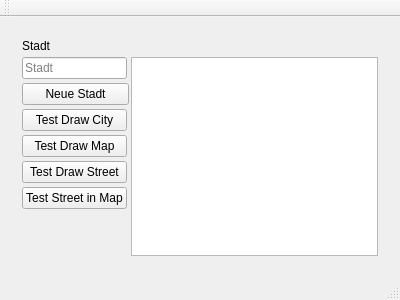
Above: Versuch8/streetplanner.ui from elEnemigo/Versuche before the change. Below: the same form after it.
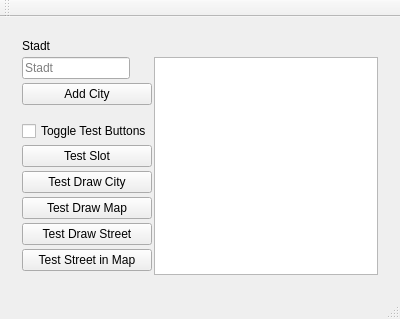
That is the form after the change.

The edit to the form file:
```diff
--- a/Versuch8/streetplanner.ui
+++ b/Versuch8/streetplanner.ui
@@ -24,21 +24,24 @@
        <property name="verticalSpacing">
         <number>4</number>
        </property>
-       <item row="4" column="0">
+       <item row="9" column="0">
         <widget class="QPushButton" name="pushButton_3">
          <property name="text">
           <string>Test Draw Map</string>
          </property>
         </widget>
        </item>
-       <item row="3" column="0">
-        <widget class="QPushButton" name="pushButton_2">
-         <property name="text">
-          <string>Test Draw City</string>
+       <item row="1" column="2" rowspan="12">
+        <widget class="QGraphicsView" name="graphicsView"/>
+       </item>
+       <item row="1" column="0" alignment="Qt::AlignLeft|Qt::AlignTop">
+        <widget class="QLineEdit" name="lineEdit">
+         <property name="placeholderText">
+          <string>Stadt</string>
          </property>
         </widget>
        </item>
-       <item row="7" column="0">
+       <item row="12" column="0">
         <spacer name="verticalSpacer">
          <property name="orientation">
           <enum>Qt::Vertical</enum>
@@ -51,20 +54,6 @@
          </property>
         </spacer>
        </item>
-       <item row="1" column="0" alignment="Qt::AlignLeft|Qt::AlignTop">
-        <widget class="QLineEdit" name="lineEdit">
-         <property name="placeholderText">
-          <string>Stadt</string>
-         </property>
-        </widget>
-       </item>
-       <item row="2" column="0" colspan="2">
-        <widget class="QPushButton" name="pushButton">
-         <property name="text">
-          <string>Neue Stadt</string>
-         </property>
-        </widget>
-       </item>
        <item row="0" column="0" alignment="Qt::AlignTop">
         <widget class="QLabel" name="label">
          <property name="text">
@@ -72,20 +61,48 @@
          </property>
         </widget>
        </item>
-       <item row="1" column="2" rowspan="7">
-        <widget class="QGraphicsView" name="graphicsView"/>
+       <item row="11" column="0">
+        <widget class="QPushButton" name="pushButton_5">
+         <property name="text">
+          <string>Test Street in Map</string>
+         </property>
+        </widget>
        </item>
-       <item row="5" column="0">
+       <item row="10" column="0">
         <widget class="QPushButton" name="pushButton_4">
          <property name="text">
           <string>Test Draw Street</string>
          </property>
         </widget>
        </item>
+       <item row="8" column="0">
+        <widget class="QPushButton" name="pushButton_2">
+         <property name="text">
+          <string>Test Draw City</string>
+         </property>
+         <property name="checkable">
+          <bool>false</bool>
+         </property>
+        </widget>
+       </item>
+       <item row="7" column="0">
+        <widget class="QPushButton" name="pushButton">
+         <property name="text">
+          <string>Test Slot</string>
+         </property>
+        </widget>
+       </item>
        <item row="6" column="0">
-        <widget class="QPushButton" name="pushButton_5">
+        <widget class="QCheckBox" name="checkBox">
          <property name="text">
-          <string>Test Street in Map</string>
+          <string>Toggle Test Buttons</string>
+         </property>
+        </widget>
+       </item>
+       <item row="2" column="0">
+        <widget class="QPushButton" name="pushButton_6">
+         <property name="text">
+          <string>Add City</string>
          </property>
         </widget>
        </item>
```
